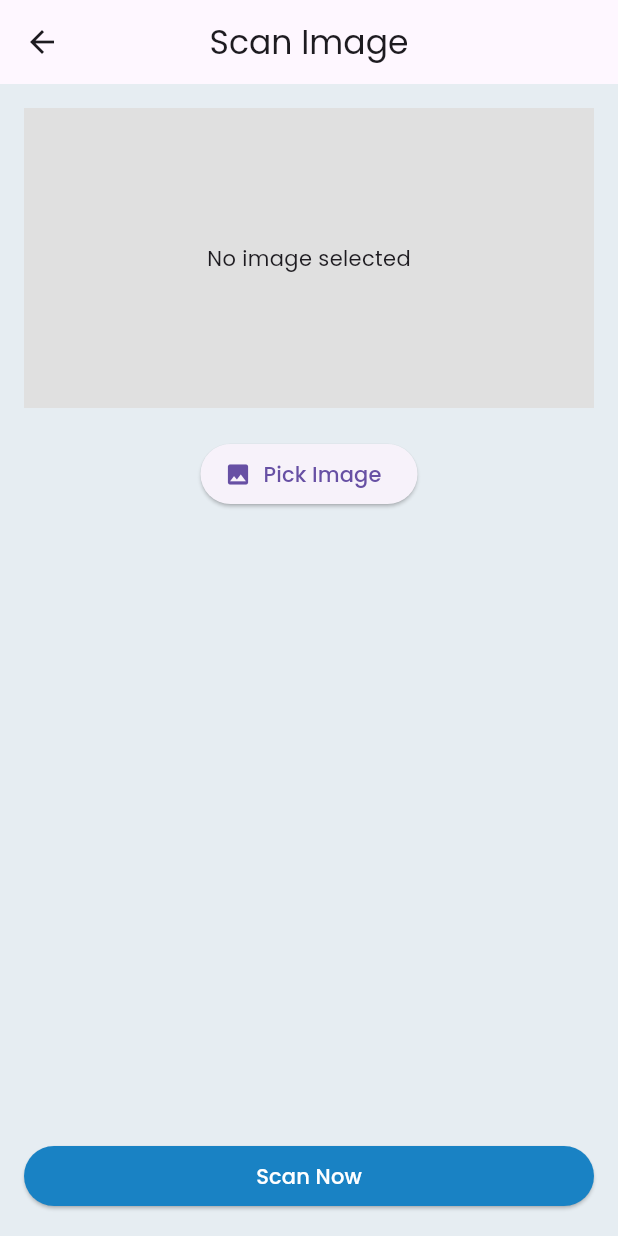
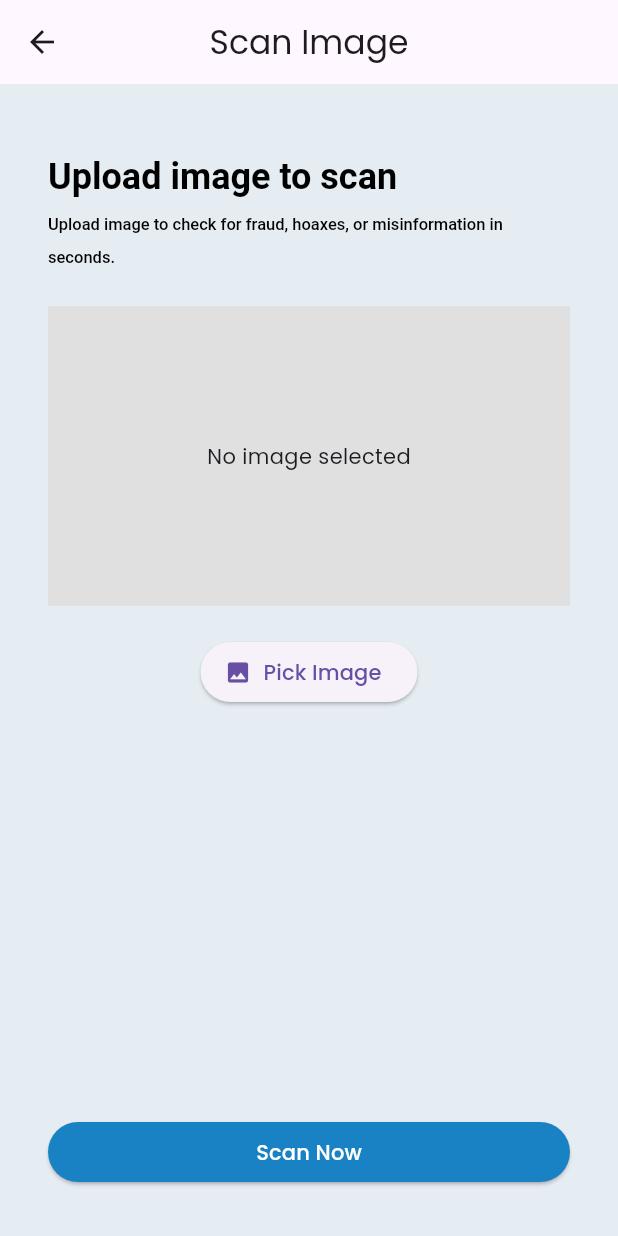
Before and after one commit to x3nozite/Lumen, a Flutter app: the InputImageScreen screen opened directly, on a phone screen of 412 x 824 dp. Run offline on Flutter 3.47's test engine with Material 3 defaults, Android fonts, the phone set to English and light mode, and no system bars; our stand-ins replace image_picker.

Commit message:
readjust scan image page layout

```diff
--- a/frontend/lib/screens/scan/input/inputimage.dart
+++ b/frontend/lib/screens/scan/input/inputimage.dart
@@ -52,9 +52,11 @@ class _ImagePickerState extends State<InputImageScreen> {
 
   Padding _imageField(BuildContext context) {
     return Padding(
-      padding: EdgeInsets.all(16),
+      padding: const EdgeInsets.all(32),
       child: Column(
         children: [
+          _titleText(context),
+          SizedBox(height: 24),
           _selectedImage != null ? _imageUploaded(context) : _noImageUploaded(context),
           SizedBox(height: 20),
           ElevatedButton.icon(
@@ -98,4 +100,28 @@ class _ImagePickerState extends State<InputImageScreen> {
       fit: BoxFit.cover,
     );
   }
+
+  RichText _titleText(BuildContext context) {
+    return RichText(
+      text: TextSpan(
+        style: DefaultTextStyle.of(context).style.copyWith(
+          fontFamily: 'Poppins',
+          color: Colors.black,
+          decoration: TextDecoration.none,
+          height: 2,
+        ),
+        children: [
+          TextSpan(
+            text: 'Upload image to scan\n',
+            style: const TextStyle(fontSize: 24, fontWeight: FontWeight.bold),
+          ),
+          TextSpan(
+            text:
+                'Upload image to check for fraud, hoaxes, or misinformation in seconds.',
+            style: const TextStyle(fontSize: 11, fontWeight: FontWeight.w500),
+          )
+        ],
+      ),
+    );
+  }
 }
```
